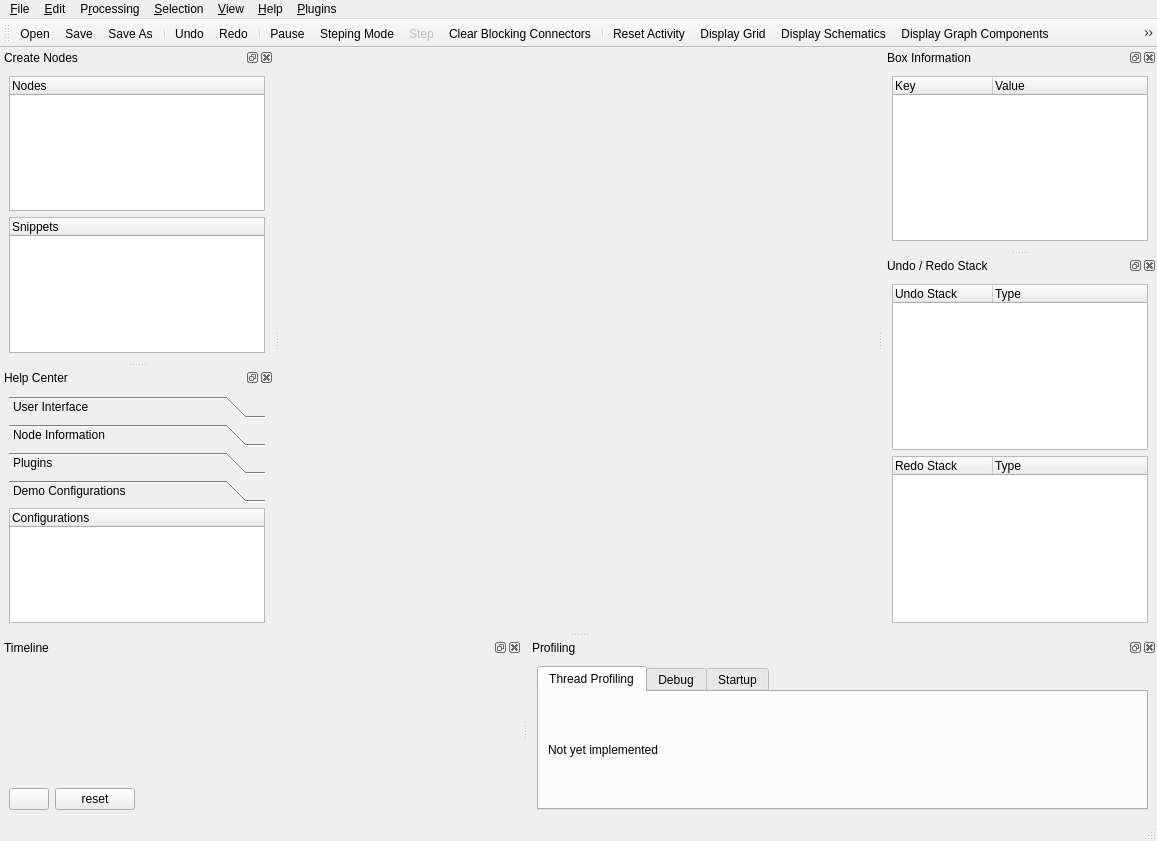
cogsys-tuebingen/csapex, file src/csapex/ui/csapex_window.ui: the form before one commit.
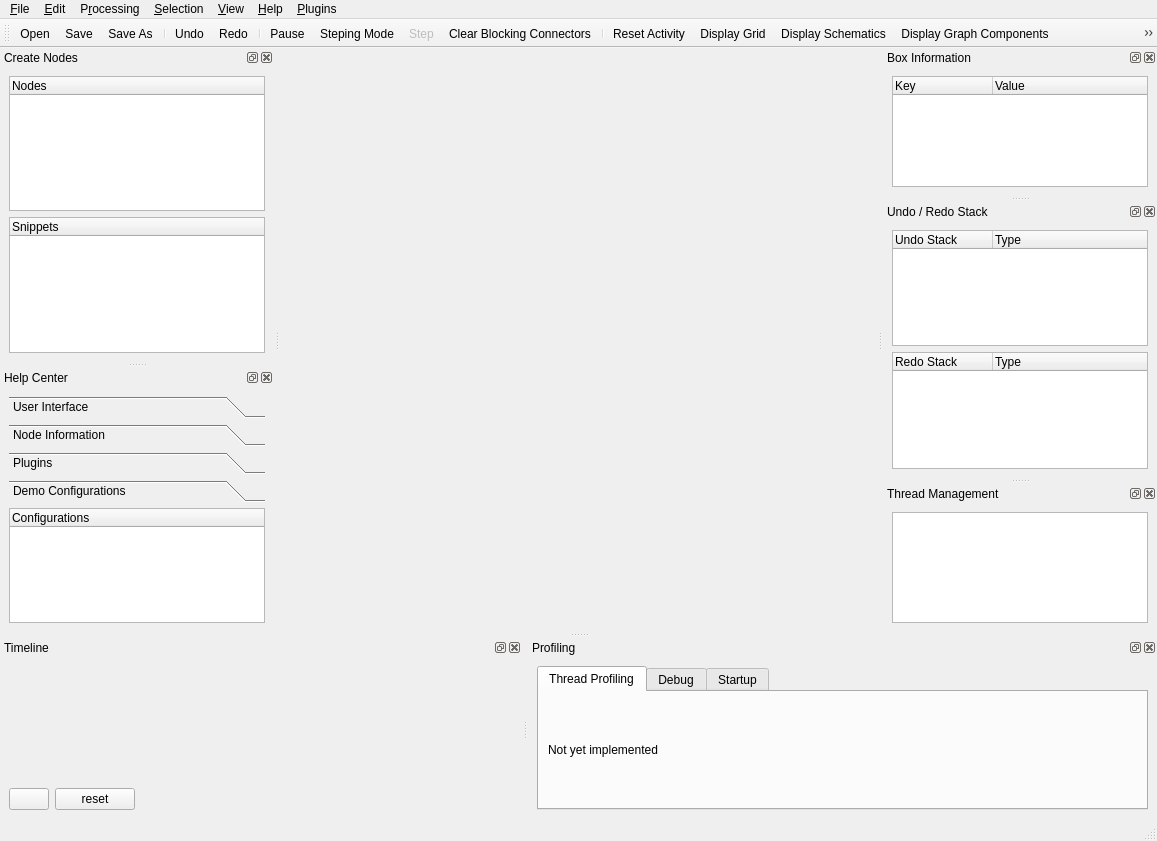
The form after the commit. The open tabs and pages were chosen to show the change. Icons and pictures are not drawn.

```diff
--- a/src/csapex/ui/csapex_window.ui
+++ b/src/csapex/ui/csapex_window.ui
@@ -729,6 +729,21 @@
     </layout>
    </widget>
   </widget>
+  <widget class="QDockWidget" name="ThreadManagement">
+   <property name="windowTitle">
+    <string>Thread Management</string>
+   </property>
+   <attribute name="dockWidgetArea">
+    <number>2</number>
+   </attribute>
+   <widget class="QWidget" name="dockWidgetContents_4">
+    <layout class="QVBoxLayout" name="verticalLayout">
+     <item>
+      <widget class="QTableWidget" name="thread_table"/>
+     </item>
+    </layout>
+   </widget>
+  </widget>
   <action name="actionSave">
    <property name="icon">
     <iconset resource="../res/csapex_resources.qrc">
```
Left out of the diff: 10 changed lines with no effect on the pictures.
